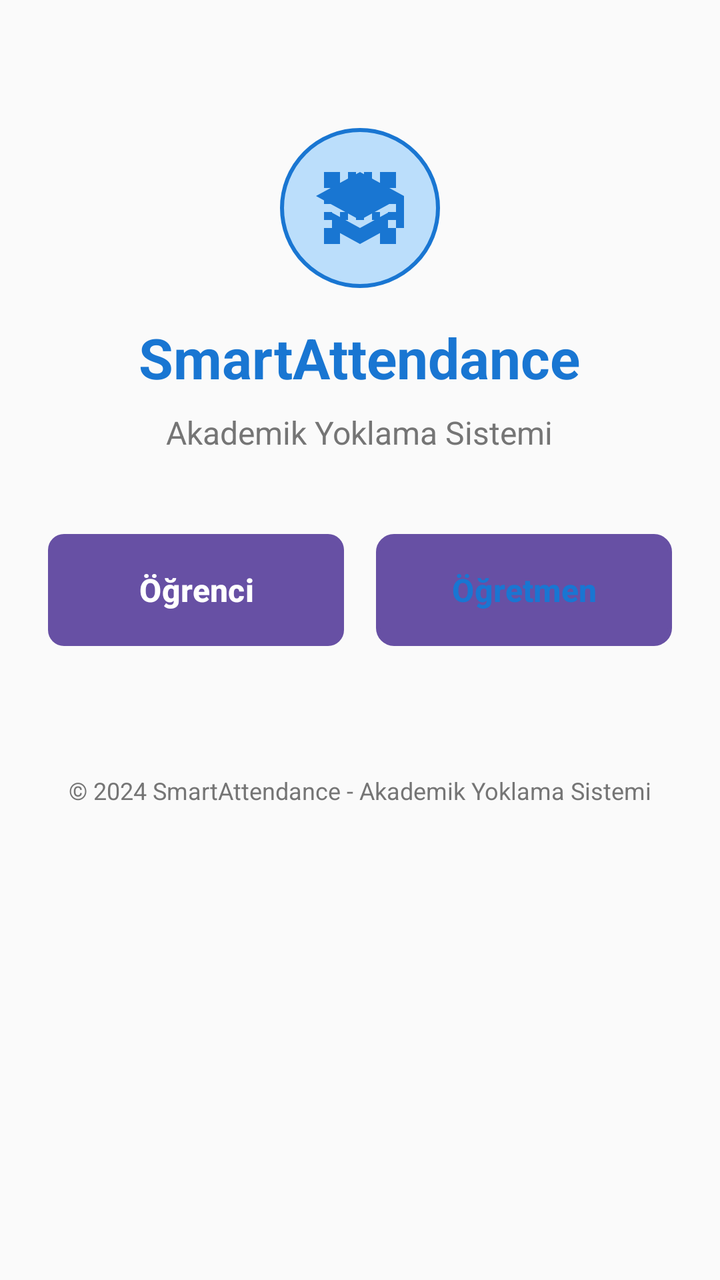
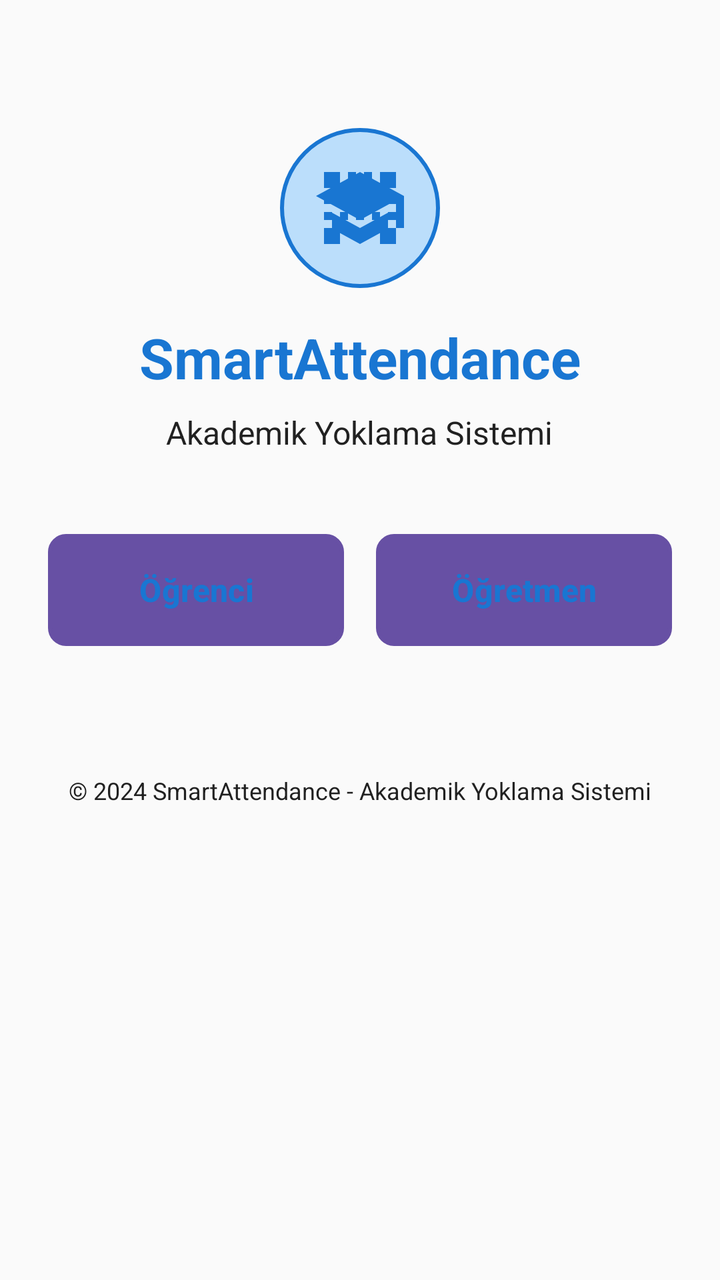

An Android layout rendered at two revisions. The XML below is the earlier revision; the diff shows what the commit changed to produce the second picture.
<!-- AndroidManifest.xml: application theme Theme.Material3.DayNight.NoActionBar -->
<!-- res/layout/activity_login.xml -->
<?xml version="1.0" encoding="utf-8"?>
<ScrollView xmlns:android="http://schemas.android.com/apk/res/android"
    xmlns:app="http://schemas.android.com/apk/res-auto"
    android:layout_width="match_parent"
    android:layout_height="match_parent"
    android:background="@color/academic_background">

    <LinearLayout
        android:layout_width="match_parent"
        android:layout_height="wrap_content"
        android:orientation="vertical"
        android:padding="24dp">

        
        <LinearLayout
            android:layout_width="match_parent"
            android:layout_height="wrap_content"
            android:orientation="vertical"
            android:gravity="center"
            android:layout_marginTop="40dp"
            android:layout_marginBottom="40dp">

            
            <ImageView
                android:layout_width="80dp"
                android:layout_height="80dp"
                android:src="@drawable/ic_academic_logo"
                android:background="@drawable/circle_academic_blue"
                android:padding="16dp"
                android:layout_marginBottom="16dp"/>

            
            <TextView
                android:id="@+id/tvRoleTitle"
                android:layout_width="wrap_content"
                android:layout_height="wrap_content"
                android:text="SmartAttendance"
                android:textSize="28sp"
                android:textStyle="bold"
                android:textColor="@color/academic_primary"
                android:layout_marginBottom="8dp"/>

            
            <TextView
                android:id="@+id/tvRoleSubtitle"
                android:layout_width="wrap_content"
                android:layout_height="wrap_content"
                android:text="Akademik Yoklama Sistemi"
                android:textSize="16sp"
                android:textColor="@color/academic_text_secondary"
                android:gravity="center"/>

        </LinearLayout>

        
        <LinearLayout
            android:layout_width="match_parent"
            android:layout_height="wrap_content"
            android:orientation="horizontal"
            android:layout_marginBottom="32dp">

            <Button
                android:id="@+id/btnStudent"
                android:layout_width="0dp"
                android:layout_height="56dp"
                android:layout_weight="1"
                android:text="Öğrenci"
                android:textSize="16sp"
                android:textStyle="bold"
                android:layout_marginEnd="8dp"
                android:background="@drawable/button_academic_primary"
                android:textColor="@android:color/white"/>

            <Button
                android:id="@+id/btnTeacher"
                android:layout_width="0dp"
                android:layout_height="56dp"
                android:layout_weight="1"
                android:text="Öğretmen"
                android:textSize="16sp"
                android:textStyle="bold"
                android:layout_marginStart="8dp"
                android:background="@drawable/button_academic_secondary"
                android:textColor="@color/academic_primary"/>

        </LinearLayout>

        
        <LinearLayout
            android:id="@+id/layoutStudentLogin"
            android:layout_width="match_parent"
            android:layout_height="wrap_content"
            android:orientation="vertical"
            android:visibility="gone"
            android:background="@drawable/card_academic"
            android:padding="24dp"
            android:layout_marginBottom="16dp">

            <TextView
                android:layout_width="wrap_content"
                android:layout_height="wrap_content"
                android:text="Öğrenci Bilgileri"
                android:textSize="18sp"
                android:textStyle="bold"
                android:textColor="@color/academic_primary"
                android:layout_marginBottom="16dp"/>

            <com.google.android.material.textfield.TextInputLayout
                android:layout_width="match_parent"
                android:layout_height="wrap_content"
                android:layout_marginBottom="16dp"
                app:boxStrokeColor="@color/academic_primary"
                app:hintTextColor="@color/academic_primary">

                <com.google.android.material.textfield.TextInputEditText
                    android:id="@+id/etStudentEmail"
                    android:layout_width="match_parent"
                    android:layout_height="wrap_content"
                    android:hint="Öğrenci E-posta"
                    android:inputType="textEmailAddress"
                    android:text="admin"/>

            </com.google.android.material.textfield.TextInputLayout>

            <com.google.android.material.textfield.TextInputLayout
                android:layout_width="match_parent"
                android:layout_height="wrap_content"
                android:layout_marginBottom="24dp"
                app:boxStrokeColor="@color/academic_primary"
                app:hintTextColor="@color/academic_primary">

                <com.google.android.material.textfield.TextInputEditText
                    android:id="@+id/etStudentPassword"
                    android:layout_width="match_parent"
                    android:layout_height="wrap_content"
                    android:hint="Şifre"
                    android:inputType="textPassword"
                    android:text="admin"/>

            </com.google.android.material.textfield.TextInputLayout>

            <LinearLayout
                android:layout_width="match_parent"
                android:layout_height="wrap_content"
                android:orientation="horizontal">

                <Button
                    android:id="@+id/btnBackFromStudent"
                    android:layout_width="0dp"
                    android:layout_height="48dp"
                    android:layout_weight="1"
                    android:text="Geri"
                    android:layout_marginEnd="8dp"
                    android:background="@drawable/button_academic_outline"
                    android:textColor="@color/academic_primary"/>

                <Button
                    android:id="@+id/btnStudentLogin"
                    android:layout_width="0dp"
                    android:layout_height="48dp"
                    android:layout_weight="2"
                    android:text="Giriş Yap"
                    android:layout_marginStart="8dp"
                    android:background="@drawable/button_academic_primary"
                    android:textColor="@android:color/white"/>

            </LinearLayout>

            
            <TextView
                android:id="@+id/tvForgotPassword"
                android:layout_width="wrap_content"
                android:layout_height="wrap_content"
                android:text="Şifremi Unuttum"
                android:textColor="@color/academic_primary"
                android:textStyle="bold"
                android:layout_gravity="center"
                android:layout_marginTop="8dp"
                android:padding="8dp"
                android:background="?android:attr/selectableItemBackground"
                android:clickable="true"
                android:focusable="true"/>

            
            <TextView
                android:id="@+id/tvSignupLink"
                android:layout_width="wrap_content"
                android:layout_height="wrap_content"
                android:text="Hesabın yok mu? Kayıt ol"
                android:textColor="@color/academic_primary"
                android:textStyle="bold"
                android:layout_gravity="center"
                android:layout_marginTop="8dp"
                android:padding="8dp"
                android:background="?android:attr/selectableItemBackground"
                android:clickable="true"
                android:focusable="true"/>

        </LinearLayout>

        
        <LinearLayout
            android:id="@+id/layoutTeacherLogin"
            android:layout_width="match_parent"
            android:layout_height="wrap_content"
            android:orientation="vertical"
            android:visibility="gone"
            android:background="@drawable/card_academic"
            android:padding="24dp"
            android:layout_marginBottom="16dp">

            <TextView
                android:layout_width="wrap_content"
                android:layout_height="wrap_content"
                android:text="Akademik Personel Bilgileri"
                android:textSize="18sp"
                android:textStyle="bold"
                android:textColor="@color/academic_primary"
                android:layout_marginBottom="16dp"/>

            <com.google.android.material.textfield.TextInputLayout
                android:layout_width="match_parent"
                android:layout_height="wrap_content"
                android:layout_marginBottom="16dp"
                app:boxStrokeColor="@color/academic_primary"
                app:hintTextColor="@color/academic_primary">

                <com.google.android.material.textfield.TextInputEditText
                    android:id="@+id/etTeacherEmail"
                    android:layout_width="match_parent"
                    android:layout_height="wrap_content"
                    android:hint="Öğretmen E-posta"
                    android:inputType="textEmailAddress"
                    android:text="admin"/>

            </com.google.android.material.textfield.TextInputLayout>

            <com.google.android.material.textfield.TextInputLayout
                android:layout_width="match_parent"
                android:layout_height="wrap_content"
                android:layout_marginBottom="24dp"
                app:boxStrokeColor="@color/academic_primary"
                app:hintTextColor="@color/academic_primary">

                <com.google.android.material.textfield.TextInputEditText
                    android:id="@+id/etTeacherPassword"
                    android:layout_width="match_parent"
                    android:layout_height="wrap_content"
                    android:hint="Şifre"
                    android:inputType="textPassword"
                    android:text="admin"/>

            </com.google.android.material.textfield.TextInputLayout>

            <LinearLayout
                android:layout_width="match_parent"
                android:layout_height="wrap_content"
                android:orientation="horizontal">

                <Button
                    android:id="@+id/btnBackFromTeacher"
                    android:layout_width="0dp"
                    android:layout_height="48dp"
                    android:layout_weight="1"
                    android:text="Geri"
                    android:layout_marginEnd="8dp"
                    android:background="@drawable/button_academic_outline"
                    android:textColor="@color/academic_primary"/>

                <Button
                    android:id="@+id/btnTeacherLogin"
                    android:layout_width="0dp"
                    android:layout_height="48dp"
                    android:layout_weight="2"
                    android:text="Giriş Yap"
                    android:layout_marginStart="8dp"
                    android:background="@drawable/button_academic_primary"
                    android:textColor="@android:color/white"/>

            </LinearLayout>

            
            <TextView
                android:id="@+id/tvTeacherForgotPassword"
                android:layout_width="wrap_content"
                android:layout_height="wrap_content"
                android:text="Şifremi Unuttum"
                android:textColor="@color/academic_primary"
                android:textStyle="bold"
                android:layout_gravity="center"
                android:layout_marginTop="8dp"
                android:padding="8dp"
                android:background="?android:attr/selectableItemBackground"
                android:clickable="true"
                android:focusable="true"/>

            
            <TextView
                android:id="@+id/tvTeacherSignupLink"
                android:layout_width="wrap_content"
                android:layout_height="wrap_content"
                android:text="Hesabın yok mu? Kayıt ol"
                android:textColor="@color/academic_primary"
                android:textStyle="bold"
                android:layout_gravity="center"
                android:layout_marginTop="8dp"
                android:padding="8dp"
                android:background="?android:attr/selectableItemBackground"
                android:clickable="true"
                android:focusable="true"/>

        </LinearLayout>

        
        <TextView
            android:layout_width="match_parent"
            android:layout_height="wrap_content"
            android:text="© 2024 SmartAttendance - Akademik Yoklama Sistemi"
            android:textSize="12sp"
            android:textColor="@color/academic_text_secondary"
            android:gravity="center"
            android:layout_marginTop="32dp"/>

    </LinearLayout>

</ScrollView>
<!-- resources referenced by this layout -->
<resources>
  <color name="academic_background">#FAFAFA</color>
  <color name="academic_primary">#1976D2</color>
  <color name="academic_text_secondary">#757575</color>
  <!-- drawable button_academic_outline (drawable) -->
  <?xml version="1.0" encoding="utf-8"?>
  <shape xmlns:android="http://schemas.android.com/apk/res/android"
      android:shape="rectangle">
      <solid android:color="@color/academic_surface" />
      <stroke
          android:width="1dp"
          android:color="@color/academic_primary" />
      <corners android:radius="8dp" />
  </shape>
  <!-- drawable button_academic_primary (drawable) -->
  <?xml version="1.0" encoding="utf-8"?>
  <shape xmlns:android="http://schemas.android.com/apk/res/android"
      android:shape="rectangle">
      <solid android:color="@color/academic_primary" />
      <corners android:radius="8dp" />
  </shape>
  <!-- drawable button_academic_secondary (drawable) -->
  <?xml version="1.0" encoding="utf-8"?>
  <shape xmlns:android="http://schemas.android.com/apk/res/android"
      android:shape="rectangle">
      <solid android:color="@color/academic_surface" />
      <stroke
          android:width="2dp"
          android:color="@color/academic_primary" />
      <corners android:radius="8dp" />
  </shape>
  <!-- drawable card_academic (drawable) -->
  <?xml version="1.0" encoding="utf-8"?>
  <shape xmlns:android="http://schemas.android.com/apk/res/android"
      android:shape="rectangle">
      <solid android:color="@color/academic_card" />
      <corners android:radius="12dp" />
      <stroke
          android:width="1dp"
          android:color="@color/academic_divider" />
  </shape>
  <!-- drawable circle_academic_blue (drawable) -->
  <?xml version="1.0" encoding="utf-8"?>
  <shape xmlns:android="http://schemas.android.com/apk/res/android"
      android:shape="oval">
      <solid android:color="@color/academic_primary_light" />
      <stroke
          android:width="2dp"
          android:color="@color/academic_primary" />
  </shape>
  <!-- drawable ic_academic_logo (drawable) -->
  <?xml version="1.0" encoding="utf-8"?>
  <vector xmlns:android="http://schemas.android.com/apk/res/android"
      android:width="24dp"
      android:height="24dp"
      android:viewportWidth="24"
      android:viewportHeight="24">
      
      
      <path
          android:fillColor="@color/academic_primary"
          android:pathData="M12,3L1,9L12,15L21,10.09V17H23V9M5,13.18V17.18L12,21L19,17.18V13.18L12,17L5,13.18Z"/>
      
      
      <path
          android:fillColor="@color/academic_primary"
          android:pathData="M3,3H7V7H3V3M9,3H11V5H9V3M13,3H15V5H13V3M17,3H21V7H17V3M3,9H5V11H3V9M7,9H9V11H7V9M11,9H13V11H11V9M15,9H17V11H15V9M19,9H21V11H19V9M3,13H5V15H3V13M7,13H9V15H7V13M11,13H13V15H11V13M15,13H17V15H15V13M19,13H21V15H19V13M3,17H7V21H3V17M9,17H11V19H9V17M13,17H15V19H13V17M17,17H21V21H17V17Z"/>
      
  </vector>
  <color name="academic_surface">#FFFFFF</color>
  <color name="academic_card">#FFFFFF</color>
  <color name="academic_divider">#E0E0E0</color>
  <color name="academic_primary_light">#BBDEFB</color>
</resources>

<!-- the commit's change to res/layout/activity_login.xml (unified diff, before → after) -->
@@ -32,12 +32,13 @@
             
             <TextView
                 android:id="@+id/tvRoleTitle"
-                android:layout_width="wrap_content"
+                android:layout_width="match_parent"
                 android:layout_height="wrap_content"
                 android:text="SmartAttendance"
                 android:textSize="28sp"
                 android:textStyle="bold"
                 android:textColor="@color/academic_primary"
+                android:gravity="center"
                 android:layout_marginBottom="8dp"/>
 
             
@@ -47,7 +48,7 @@
                 android:layout_height="wrap_content"
                 android:text="Akademik Yoklama Sistemi"
                 android:textSize="16sp"
-                android:textColor="@color/academic_text_secondary"
+                android:textColor="@color/academic_text_primary"
                 android:gravity="center"/>
 
         </LinearLayout>
@@ -68,8 +69,8 @@
                 android:textSize="16sp"
                 android:textStyle="bold"
                 android:layout_marginEnd="8dp"
-                android:background="@drawable/button_academic_primary"
-                android:textColor="@android:color/white"/>
+                android:background="@drawable/button_academic_unselected"
+                android:textColor="@color/academic_primary"/>
 
             <Button
                 android:id="@+id/btnTeacher"
@@ -80,7 +81,7 @@
                 android:textSize="16sp"
                 android:textStyle="bold"
                 android:layout_marginStart="8dp"
-                android:background="@drawable/button_academic_secondary"
+                android:background="@drawable/button_academic_unselected"
                 android:textColor="@color/academic_primary"/>
 
         </LinearLayout>
@@ -110,7 +111,7 @@
                 android:layout_height="wrap_content"
                 android:layout_marginBottom="16dp"
                 app:boxStrokeColor="@color/academic_primary"
-                app:hintTextColor="@color/academic_primary">
+                app:hintTextColor="@color/academic_text_primary">
 
                 <com.google.android.material.textfield.TextInputEditText
                     android:id="@+id/etStudentEmail"
@@ -118,7 +119,8 @@
                     android:layout_height="wrap_content"
                     android:hint="Öğrenci E-posta"
                     android:inputType="textEmailAddress"
-                    android:text="admin"/>
+                    android:text="admin"
+                    android:textColor="@color/academic_text_primary"/>
 
             </com.google.android.material.textfield.TextInputLayout>
 
@@ -127,7 +129,7 @@
                 android:layout_height="wrap_content"
                 android:layout_marginBottom="24dp"
                 app:boxStrokeColor="@color/academic_primary"
-                app:hintTextColor="@color/academic_primary">
+                app:hintTextColor="@color/academic_text_primary">
 
                 <com.google.android.material.textfield.TextInputEditText
                     android:id="@+id/etStudentPassword"
@@ -135,7 +137,8 @@
                     android:layout_height="wrap_content"
                     android:hint="Şifre"
                     android:inputType="textPassword"
-                    android:text="admin"/>
+                    android:text="admin"
+                    android:textColor="@color/academic_text_primary"/>
 
             </com.google.android.material.textfield.TextInputLayout>
 
@@ -223,7 +226,7 @@
                 android:layout_height="wrap_content"
                 android:layout_marginBottom="16dp"
                 app:boxStrokeColor="@color/academic_primary"
-                app:hintTextColor="@color/academic_primary">
+                app:hintTextColor="@color/academic_text_primary">
 
                 <com.google.android.material.textfield.TextInputEditText
                     android:id="@+id/etTeacherEmail"
@@ -231,7 +234,8 @@
                     android:layout_height="wrap_content"
                     android:hint="Öğretmen E-posta"
                     android:inputType="textEmailAddress"
-                    android:text="admin"/>
+                    android:text="admin"
+                    android:textColor="@color/academic_text_primary"/>
 
             </com.google.android.material.textfield.TextInputLayout>
 
@@ -240,7 +244,7 @@
                 android:layout_height="wrap_content"
                 android:layout_marginBottom="24dp"
                 app:boxStrokeColor="@color/academic_primary"
-                app:hintTextColor="@color/academic_primary">
+                app:hintTextColor="@color/academic_text_primary">
 
                 <com.google.android.material.textfield.TextInputEditText
                     android:id="@+id/etTeacherPassword"
@@ -248,7 +252,8 @@
                     android:layout_height="wrap_content"
                     android:hint="Şifre"
                     android:inputType="textPassword"
-                    android:text="admin"/>
+                    android:text="admin"
+                    android:textColor="@color/academic_text_primary"/>
 
             </com.google.android.material.textfield.TextInputLayout>
 
@@ -317,7 +322,7 @@
             android:layout_height="wrap_content"
             android:text="© 2024 SmartAttendance - Akademik Yoklama Sistemi"
             android:textSize="12sp"
-            android:textColor="@color/academic_text_secondary"
+            android:textColor="@color/academic_text_primary"
             android:gravity="center"
             android:layout_marginTop="32dp"/>
 
<!-- resource entries referenced after the edit -->
@@ -2,7 +2,7 @@
 <resources>
   <color name="academic_background">#FAFAFA</color>
   <color name="academic_primary">#1976D2</color>
-  <color name="academic_text_secondary">#757575</color>
+  <color name="academic_text_primary">#212121</color>
   <!-- drawable button_academic_outline (drawable) -->
   <?xml version="1.0" encoding="utf-8"?>
   <shape xmlns:android="http://schemas.android.com/apk/res/android"
@@ -20,7 +20,7 @@
       <solid android:color="@color/academic_primary" />
       <corners android:radius="8dp" />
   </shape>
-  <!-- drawable button_academic_secondary (drawable) -->
+  <!-- drawable button_academic_unselected (drawable) -->
   <?xml version="1.0" encoding="utf-8"?>
   <shape xmlns:android="http://schemas.android.com/apk/res/android"
       android:shape="rectangle">
